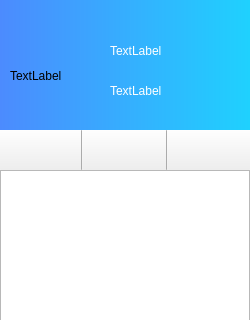
Old version of the form src/mainwindow.ui in the repository WHUCSLASD2017/nowe; both pictures show x 0 to 250 and y 0 to 320 of the 250 by 602 pixel window.
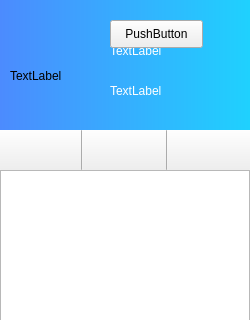
New version of the form.

```diff
--- a/src/mainwindow.ui
+++ b/src/mainwindow.ui
@@ -119,6 +119,19 @@
          <string>TextLabel</string>
         </property>
        </widget>
+       <widget class="QPushButton" name="pushButton_5">
+        <property name="geometry">
+         <rect>
+          <x>110</x>
+          <y>20</y>
+          <width>93</width>
+          <height>28</height>
+         </rect>
+        </property>
+        <property name="text">
+         <string>PushButton</string>
+        </property>
+       </widget>
       </widget>
      </item>
      <item>
```
